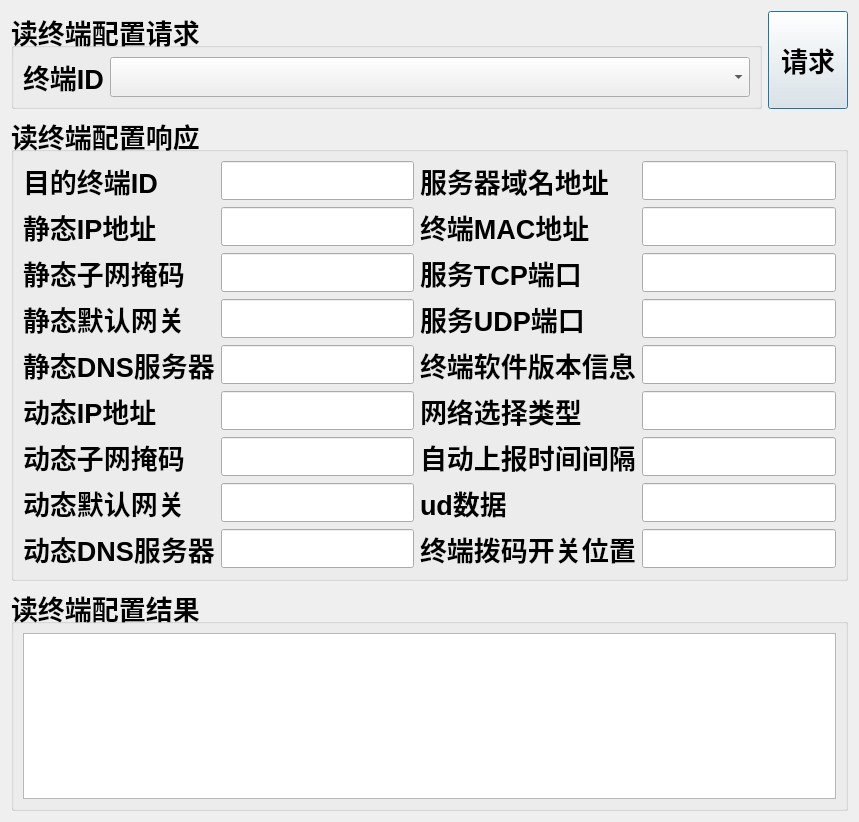
Above: readspecificconfig.ui from guoshijiang/IspdNewCalibrator before the change. Below: the same form after it.
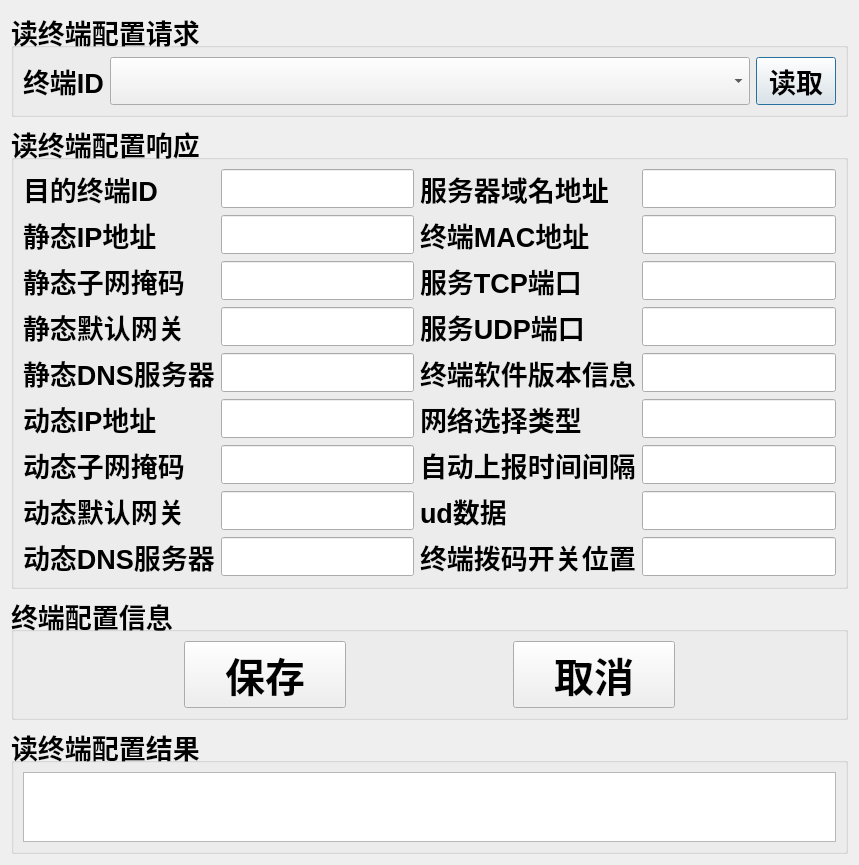
That is the form after the change.

Diff of the .ui file:
```diff
--- a/readspecificconfig.ui
+++ b/readspecificconfig.ui
@@ -48,11 +48,6 @@
             </property>
            </widget>
           </item>
-         </layout>
-        </item>
-       </layout>
-      </widget>
-     </item>
      <item>
       <widget class="QPushButton" name="pushButton">
        <property name="sizePolicy">
@@ -69,8 +64,13 @@
         </font>
        </property>
        <property name="text">
-        <string>请求</string>
-       </property>
+             <string>读取</string>
+            </property>
+           </widget>
+          </item>
+         </layout>
+        </item>
+       </layout>
       </widget>
      </item>
     </layout>
@@ -279,6 +279,101 @@
      </layout>
     </widget>
    </item>
+   <item>
+    <widget class="QGroupBox" name="groupBox_2">
+     <property name="font">
+      <font>
+       <pointsize>20</pointsize>
+       <weight>75</weight>
+       <bold>true</bold>
+      </font>
+     </property>
+     <property name="title">
+      <string>终端配置信息</string>
+     </property>
+     <layout class="QHBoxLayout" name="horizontalLayout_4">
+      <item>
+       <spacer name="horizontalSpacer">
+        <property name="orientation">
+         <enum>Qt::Horizontal</enum>
+        </property>
+        <property name="sizeHint" stdset="0">
+         <size>
+          <width>40</width>
+          <height>20</height>
+         </size>
+        </property>
+       </spacer>
+      </item>
+      <item>
+       <widget class="QPushButton" name="pushButton_save">
+        <property name="sizePolicy">
+         <sizepolicy hsizetype="Expanding" vsizetype="Expanding">
+          <horstretch>0</horstretch>
+          <verstretch>0</verstretch>
+         </sizepolicy>
+        </property>
+        <property name="font">
+         <font>
+          <pointsize>30</pointsize>
+          <weight>75</weight>
+          <bold>true</bold>
+         </font>
+        </property>
+        <property name="text">
+         <string>保存</string>
+        </property>
+       </widget>
+      </item>
+      <item>
+       <spacer name="horizontalSpacer_3">
+        <property name="orientation">
+         <enum>Qt::Horizontal</enum>
+        </property>
+        <property name="sizeHint" stdset="0">
+         <size>
+          <width>40</width>
+          <height>20</height>
+         </size>
+        </property>
+       </spacer>
+      </item>
+      <item>
+       <widget class="QPushButton" name="pushButton_cancel">
+        <property name="sizePolicy">
+         <sizepolicy hsizetype="Expanding" vsizetype="Expanding">
+          <horstretch>0</horstretch>
+          <verstretch>0</verstretch>
+         </sizepolicy>
+        </property>
+        <property name="font">
+         <font>
+          <pointsize>30</pointsize>
+          <weight>75</weight>
+          <bold>true</bold>
+         </font>
+        </property>
+        <property name="text">
+         <string>取消</string>
+        </property>
+       </widget>
+      </item>
+      <item>
+       <spacer name="horizontalSpacer_2">
+        <property name="orientation">
+         <enum>Qt::Horizontal</enum>
+        </property>
+        <property name="sizeHint" stdset="0">
+         <size>
+          <width>40</width>
+          <height>20</height>
+         </size>
+        </property>
+       </spacer>
+      </item>
+     </layout>
+    </widget>
+   </item>
    <item>
     <widget class="QGroupBox" name="groupBox_4">
      <property name="font">
```
Lines whose indentation alone changed are shown as unchanged.
